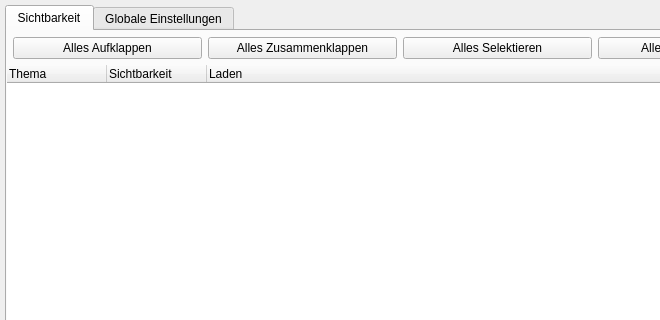
First picture: the form in ui/settings_dialog.ui, repository geoObserver/geobasis_loader, before the edit; both pictures show x 0 to 660 and y 0 to 320 of the 800 by 800 pixel window.
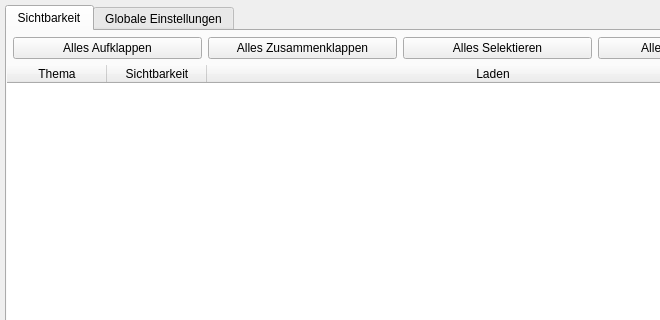
Second picture: the form after the edit.

Commit message: Center align text in SettingsDialog columns for improved UI consistency

The edit to the form file:
```diff
--- a/ui/settings_dialog.ui
+++ b/ui/settings_dialog.ui
@@ -170,16 +170,25 @@
           <property name="text">
            <string notr="true">Thema</string>
           </property>
+          <property name="textAlignment">
+           <set>AlignCenter</set>
+          </property>
          </column>
          <column>
           <property name="text">
            <string notr="true">Sichtbarkeit</string>
           </property>
+          <property name="textAlignment">
+           <set>AlignCenter</set>
+          </property>
          </column>
          <column>
           <property name="text">
            <string notr="true">Laden</string>
           </property>
+          <property name="textAlignment">
+           <set>AlignCenter</set>
+          </property>
          </column>
         </widget>
        </item>
```
